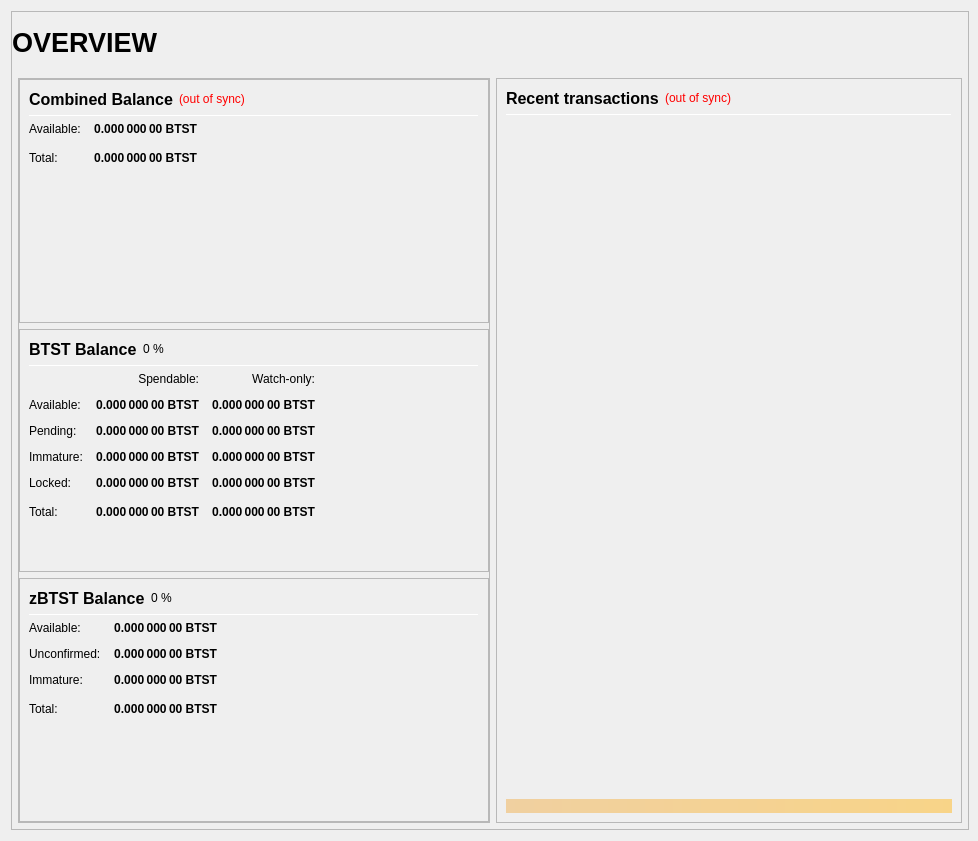
The window that src/qt/forms/overviewpage.ui (c0de0x/blocs) describes before a commit, drawn with Qt 5.
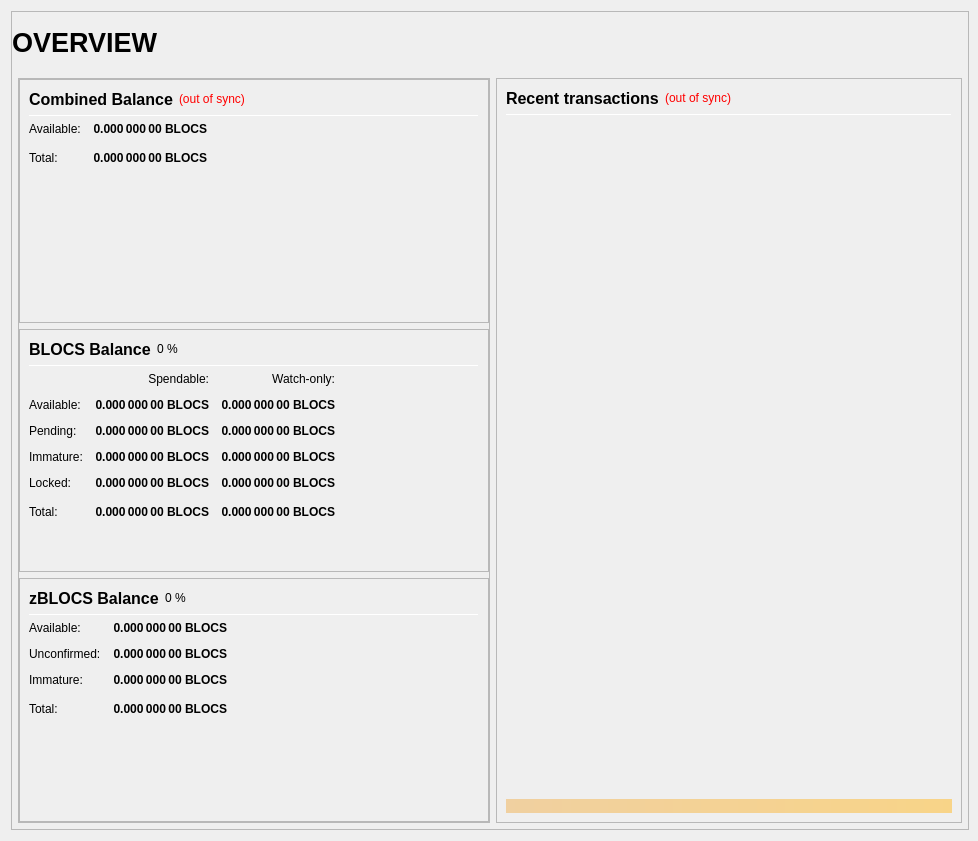
The same window after the commit.

Commit message: Rebranding from bitstats to blocs and dns seed update

The edit to the form file:
```diff
--- a/src/qt/forms/overviewpage.ui
+++ b/src/qt/forms/overviewpage.ui
@@ -306,7 +306,7 @@
                           <string>Your current spendable balance</string>
                          </property>
                          <property name="text">
-                          <string notr="true">0.000 000 00 BTST</string>
+                          <string notr="true">0.000 000 00 BLOCS</string>
                          </property>
                          <property name="alignment">
                           <set>Qt::AlignRight|Qt::AlignTrailing|Qt::AlignVCenter</set>
@@ -338,7 +338,7 @@
                           <string>Total Balance, including all unavailable coins.</string>
                          </property>
                          <property name="text">
-                          <string notr="true">0.000 000 00 BTST</string>
+                          <string notr="true">0.000 000 00 BLOCS</string>
                          </property>
                          <property name="alignment">
                           <set>Qt::AlignRight|Qt::AlignTrailing|Qt::AlignVCenter</set>
@@ -406,7 +406,7 @@
                           </font>
                          </property>
                          <property name="text">
-                          <string>BTST Balance</string>
+                          <string>BLOCS Balance</string>
                          </property>
                         </widget>
                        </item>
@@ -498,7 +498,7 @@
                           <string>Your current spendable balance</string>
                          </property>
                          <property name="text">
-                          <string notr="true">0.000 000 00 BTST</string>
+                          <string notr="true">0.000 000 00 BLOCS</string>
                          </property>
                          <property name="alignment">
                           <set>Qt::AlignRight|Qt::AlignTrailing|Qt::AlignVCenter</set>
@@ -523,7 +523,7 @@
                           <string>Your current balance in watch-only addresses</string>
                          </property>
                          <property name="text">
-                          <string notr="true">0.000 000 00 BTST</string>
+                          <string notr="true">0.000 000 00 BLOCS</string>
                          </property>
                          <property name="alignment">
                           <set>Qt::AlignRight|Qt::AlignTrailing|Qt::AlignVCenter</set>
@@ -555,7 +555,7 @@
                           <string>Total of transactions that have yet to be confirmed, and do not yet count toward the spendable balance</string>
                          </property>
                          <property name="text">
-                          <string notr="true">0.000 000 00 BTST</string>
+                          <string notr="true">0.000 000 00 BLOCS</string>
                          </property>
                          <property name="alignment">
                           <set>Qt::AlignRight|Qt::AlignTrailing|Qt::AlignVCenter</set>
@@ -580,7 +580,7 @@
                           <string>Unconfirmed transactions to watch-only addresses</string>
                          </property>
                          <property name="text">
-                          <string notr="true">0.000 000 00 BTST</string>
+                          <string notr="true">0.000 000 00 BLOCS</string>
                          </property>
                          <property name="alignment">
                           <set>Qt::AlignRight|Qt::AlignTrailing|Qt::AlignVCenter</set>
@@ -612,7 +612,7 @@
                           <string>Staked or masternode rewards that has not yet matured</string>
                          </property>
                          <property name="text">
-                          <string notr="true">0.000 000 00 BTST</string>
+                          <string notr="true">0.000 000 00 BLOCS</string>
                          </property>
                          <property name="alignment">
                           <set>Qt::AlignRight|Qt::AlignTrailing|Qt::AlignVCenter</set>
@@ -637,7 +637,7 @@
                           <string>Staked or masternode rewards in watch-only addresses that has not yet matured</string>
                          </property>
                          <property name="text">
-                          <string notr="true">0.000 000 00 BTST</string>
+                          <string notr="true">0.000 000 00 BLOCS</string>
                          </property>
                          <property name="alignment">
                           <set>Qt::AlignRight|Qt::AlignTrailing|Qt::AlignVCenter</set>
@@ -672,7 +672,7 @@
                           <string>Locked BTST or Masternode collaterals. These are excluded from zBTST minting.</string>
                          </property>
                          <property name="text">
-                          <string notr="true">0.000 000 00 BTST</string>
+                          <string notr="true">0.000 000 00 BLOCS</string>
                          </property>
                          <property name="alignment">
                           <set>Qt::AlignRight|Qt::AlignTrailing|Qt::AlignVCenter</set>
@@ -697,7 +697,7 @@
                           <string>Current locked balance in watch-only addresses</string>
                          </property>
                          <property name="text">
-                          <string notr="true">0.000 000 00 BTST</string>
+                          <string notr="true">0.000 000 00 BLOCS</string>
                          </property>
                          <property name="alignment">
                           <set>Qt::AlignRight|Qt::AlignTrailing|Qt::AlignVCenter</set>
@@ -732,7 +732,7 @@
                           <string>Your current BITSTATS balance, unconfirmed and immature transactions included</string>
                          </property>
                          <property name="text">
-                          <string notr="true">0.000 000 00 BTST</string>
+                          <string notr="true">0.000 000 00 BLOCS</string>
                          </property>
                          <property name="alignment">
                           <set>Qt::AlignRight|Qt::AlignTrailing|Qt::AlignVCenter</set>
@@ -757,7 +757,7 @@
                           <string>Current total balance in watch-only addresses</string>
                          </property>
                          <property name="text">
-                          <string notr="true">0.000 000 00 BTST</string>
+                          <string notr="true">0.000 000 00 BLOCS</string>
                          </property>
                          <property name="alignment">
                           <set>Qt::AlignRight|Qt::AlignTrailing|Qt::AlignVCenter</set>
@@ -825,7 +825,7 @@
                           </font>
                          </property>
                          <property name="text">
-                          <string>zBTST Balance</string>
+                          <string>zBLOCS Balance</string>
                          </property>
                         </widget>
                        </item>
@@ -899,7 +899,7 @@
 These zBTST are spendable.</string>
                          </property>
                          <property name="text">
-                          <string notr="true">0.000 000 00 BTST</string>
+                          <string notr="true">0.000 000 00 BLOCS</string>
                          </property>
                          <property name="alignment">
                           <set>Qt::AlignRight|Qt::AlignTrailing|Qt::AlignVCenter</set>
@@ -930,7 +930,7 @@
 Immature: confirmed, but less than 1 mint of the same denomination after it was minted</string>
                          </property>
                          <property name="text">
-                          <string notr="true">0.000 000 00 BTST</string>
+                          <string notr="true">0.000 000 00 BLOCS</string>
                          </property>
                          <property name="alignment">
                           <set>Qt::AlignRight|Qt::AlignTrailing|Qt::AlignVCenter</set>
@@ -961,7 +961,7 @@
 Immature: confirmed, but less than 1 mint of the same denomination after it was minted</string>
                          </property>
                          <property name="text">
-                          <string notr="true">0.000 000 00 BTST</string>
+                          <string notr="true">0.000 000 00 BLOCS</string>
                          </property>
                          <property name="alignment">
                           <set>Qt::AlignRight|Qt::AlignTrailing|Qt::AlignVCenter</set>
@@ -993,7 +993,7 @@
                           <string>Your current zBTST balance, unconfirmed and immature zBTST included.</string>
                          </property>
                          <property name="text">
-                          <string notr="true">0.000 000 00 BTST</string>
+                          <string notr="true">0.000 000 00 BLOCS</string>
                          </property>
                          <property name="alignment">
                           <set>Qt::AlignRight|Qt::AlignTrailing|Qt::AlignVCenter</set>
```
Left out of the diff: 24 changed lines with no effect on the pictures. The commit also changes 352 other files.
